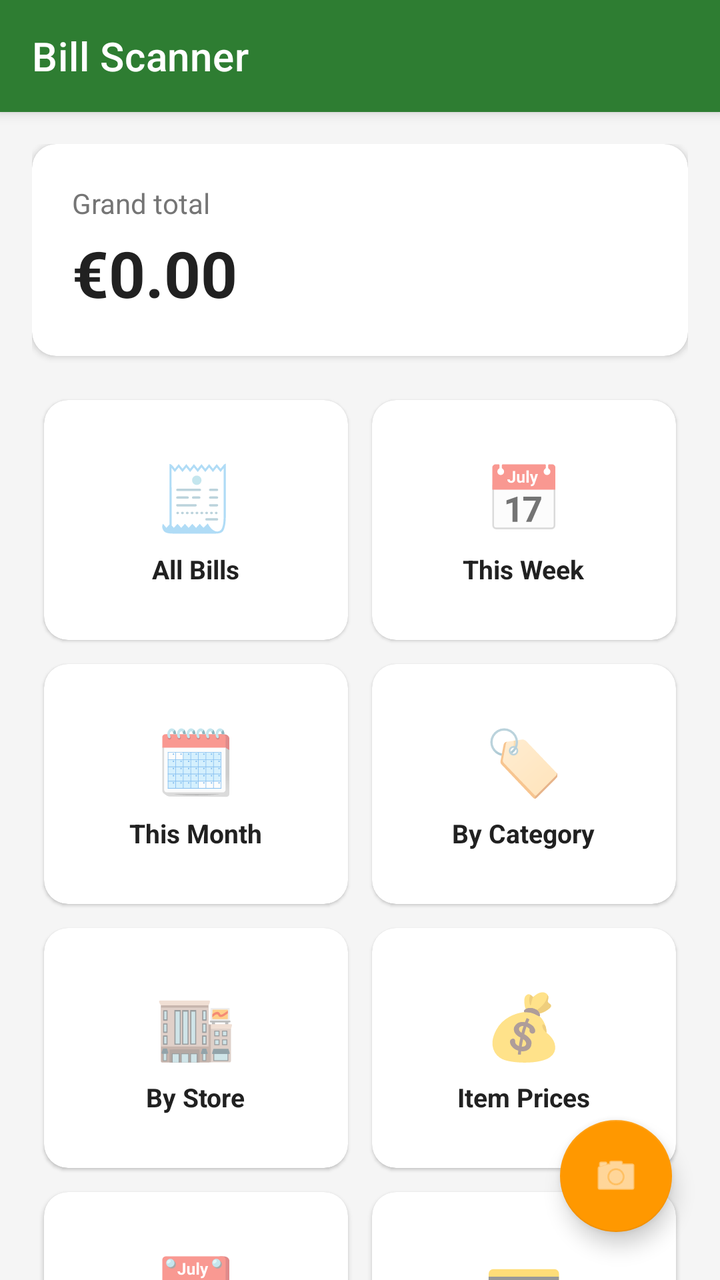
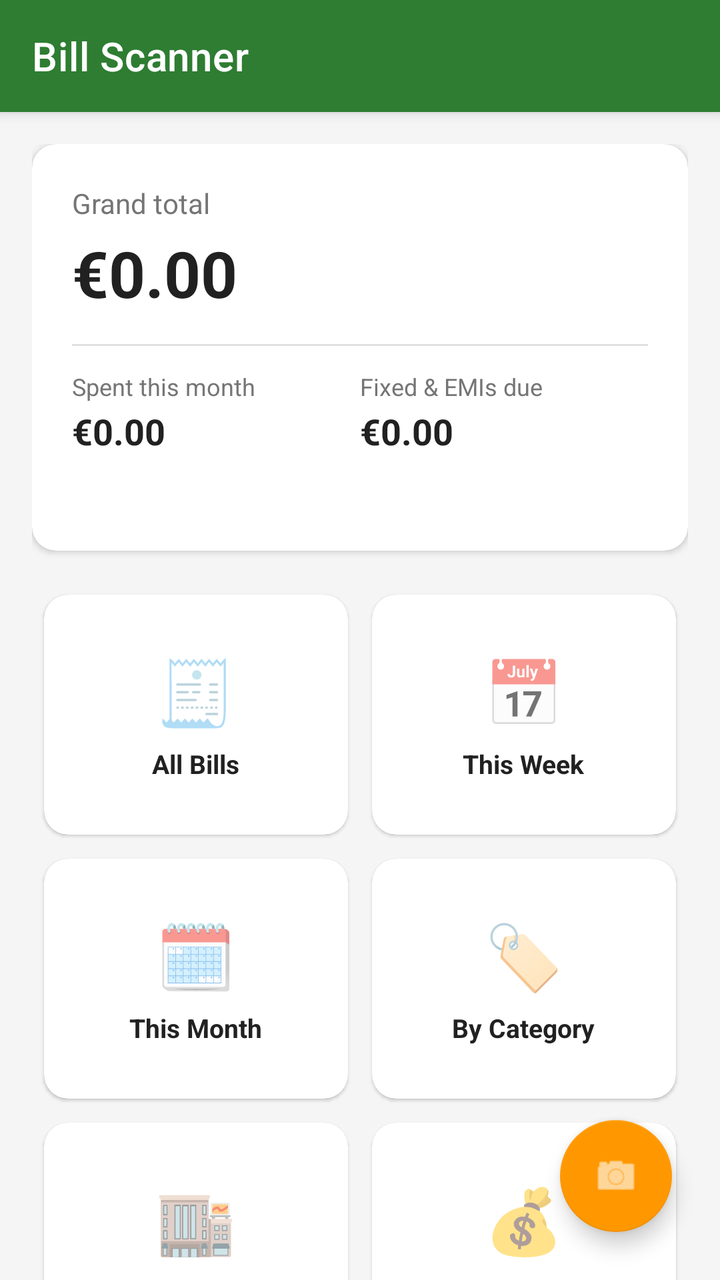

An Android layout rendered at two revisions. The XML below is the earlier revision; the diff shows what the commit changed to produce the second picture.
<!-- AndroidManifest.xml: application theme Theme.BillScanner -->
<!-- res/layout/activity_main.xml -->
<?xml version="1.0" encoding="utf-8"?>
<androidx.coordinatorlayout.widget.CoordinatorLayout
    xmlns:android="http://schemas.android.com/apk/res/android"
    xmlns:app="http://schemas.android.com/apk/res-auto"
    android:layout_width="match_parent"
    android:layout_height="match_parent">

    <com.google.android.material.appbar.AppBarLayout
        android:layout_width="match_parent"
        android:layout_height="wrap_content"
        android:theme="@style/Theme.BillScanner.Toolbar">

        <androidx.appcompat.widget.Toolbar
            android:id="@+id/toolbar"
            android:layout_width="match_parent"
            android:layout_height="?attr/actionBarSize"
            android:background="@color/primary"
            app:title="@string/app_name"
            app:titleTextColor="@color/white" />

    </com.google.android.material.appbar.AppBarLayout>

    <androidx.core.widget.NestedScrollView
        android:layout_width="match_parent"
        android:layout_height="match_parent"
        app:layout_behavior="@string/appbar_scrolling_view_behavior">

        <LinearLayout
            android:layout_width="match_parent"
            android:layout_height="wrap_content"
            android:orientation="vertical"
            android:padding="16dp">

            <com.google.android.material.card.MaterialCardView
                android:layout_width="match_parent"
                android:layout_height="wrap_content"
                android:layout_marginBottom="16dp"
                app:cardCornerRadius="12dp"
                app:cardElevation="2dp"
                app:cardBackgroundColor="@color/surface">

                <LinearLayout
                    android:layout_width="match_parent"
                    android:layout_height="wrap_content"
                    android:orientation="vertical"
                    android:padding="20dp">

                    <TextView
                        android:id="@+id/tvGrandTotalLabel"
                        android:layout_width="wrap_content"
                        android:layout_height="wrap_content"
                        android:text="@string/grand_total"
                        android:textColor="@color/text_secondary"
                        android:textSize="14sp" />

                    <TextView
                        android:id="@+id/tvGrandTotal"
                        android:layout_width="wrap_content"
                        android:layout_height="wrap_content"
                        android:layout_marginTop="4dp"
                        android:text="€0.00"
                        android:textColor="@color/text_primary"
                        android:textSize="32sp"
                        android:textStyle="bold" />

                </LinearLayout>
            </com.google.android.material.card.MaterialCardView>

            <GridLayout
                android:layout_width="match_parent"
                android:layout_height="wrap_content"
                android:columnCount="2"
                android:rowCount="5">

                <com.google.android.material.card.MaterialCardView
                    android:id="@+id/cardAllBills"
                    style="@style/HomeCardStyle">
                    <LinearLayout style="@style/HomeCardInner">
                        <TextView style="@style/HomeCardIcon" android:text="🧾" />
                        <TextView style="@style/HomeCardLabel" android:text="@string/all_bills" />
                    </LinearLayout>
                </com.google.android.material.card.MaterialCardView>

                <com.google.android.material.card.MaterialCardView
                    android:id="@+id/cardThisWeek"
                    style="@style/HomeCardStyle">
                    <LinearLayout style="@style/HomeCardInner">
                        <TextView style="@style/HomeCardIcon" android:text="📅" />
                        <TextView style="@style/HomeCardLabel" android:text="@string/this_week" />
                    </LinearLayout>
                </com.google.android.material.card.MaterialCardView>

                <com.google.android.material.card.MaterialCardView
                    android:id="@+id/cardThisMonth"
                    style="@style/HomeCardStyle">
                    <LinearLayout style="@style/HomeCardInner">
                        <TextView style="@style/HomeCardIcon" android:text="🗓️" />
                        <TextView style="@style/HomeCardLabel" android:text="@string/this_month" />
                    </LinearLayout>
                </com.google.android.material.card.MaterialCardView>

                <com.google.android.material.card.MaterialCardView
                    android:id="@+id/cardByCategory"
                    style="@style/HomeCardStyle">
                    <LinearLayout style="@style/HomeCardInner">
                        <TextView style="@style/HomeCardIcon" android:text="🏷️" />
                        <TextView style="@style/HomeCardLabel" android:text="@string/by_category" />
                    </LinearLayout>
                </com.google.android.material.card.MaterialCardView>

                <com.google.android.material.card.MaterialCardView
                    android:id="@+id/cardByStore"
                    style="@style/HomeCardStyle">
                    <LinearLayout style="@style/HomeCardInner">
                        <TextView style="@style/HomeCardIcon" android:text="🏬" />
                        <TextView style="@style/HomeCardLabel" android:text="@string/by_store" />
                    </LinearLayout>
                </com.google.android.material.card.MaterialCardView>

                <com.google.android.material.card.MaterialCardView
                    android:id="@+id/cardItemPrices"
                    style="@style/HomeCardStyle">
                    <LinearLayout style="@style/HomeCardInner">
                        <TextView style="@style/HomeCardIcon" android:text="💰" />
                        <TextView style="@style/HomeCardLabel" android:text="@string/item_prices" />
                    </LinearLayout>
                </com.google.android.material.card.MaterialCardView>

                <com.google.android.material.card.MaterialCardView
                    android:id="@+id/cardRecurringExpenses"
                    style="@style/HomeCardStyle">
                    <LinearLayout style="@style/HomeCardInner">
                        <TextView style="@style/HomeCardIcon" android:text="📆" />
                        <TextView style="@style/HomeCardLabel" android:text="@string/recurring_expenses_tile" />
                    </LinearLayout>
                </com.google.android.material.card.MaterialCardView>

                <com.google.android.material.card.MaterialCardView
                    android:id="@+id/cardCustomerCards"
                    style="@style/HomeCardStyle">
                    <LinearLayout style="@style/HomeCardInner">
                        <TextView style="@style/HomeCardIcon" android:text="💳" />
                        <TextView style="@style/HomeCardLabel" android:text="@string/customer_cards" />
                    </LinearLayout>
                </com.google.android.material.card.MaterialCardView>

                <com.google.android.material.card.MaterialCardView
                    android:id="@+id/cardActivityLog"
                    style="@style/HomeCardStyle">
                    <LinearLayout style="@style/HomeCardInner">
                        <TextView style="@style/HomeCardIcon" android:text="📋" />
                        <TextView style="@style/HomeCardLabel" android:text="@string/activity_log" />
                    </LinearLayout>
                </com.google.android.material.card.MaterialCardView>

                <com.google.android.material.card.MaterialCardView
                    android:id="@+id/cardSettings"
                    style="@style/HomeCardStyle">
                    <LinearLayout style="@style/HomeCardInner">
                        <TextView style="@style/HomeCardIcon" android:text="🔧" />
                        <TextView style="@style/HomeCardLabel" android:text="@string/settings" />
                    </LinearLayout>
                </com.google.android.material.card.MaterialCardView>

            </GridLayout>

        </LinearLayout>
    </androidx.core.widget.NestedScrollView>

    <com.google.android.material.floatingactionbutton.FloatingActionButton
        android:id="@+id/fabScan"
        android:layout_width="wrap_content"
        android:layout_height="wrap_content"
        android:layout_gravity="bottom|end"
        android:layout_margin="24dp"
        android:contentDescription="@string/scan_bill"
        android:src="@android:drawable/ic_menu_camera"
        app:backgroundTint="@color/accent"
        app:tint="@color/white" />

</androidx.coordinatorlayout.widget.CoordinatorLayout>
<!-- resources referenced by this layout -->
<resources>
  <color name="accent">#FF9800</color>
  <color name="primary">#2E7D32</color>
  <color name="surface">#FFFFFF</color>
  <color name="text_primary">#212121</color>
  <color name="text_secondary">#757575</color>
  <color name="white">#FFFFFF</color>
  <string name="activity_log">Activity Log</string>
  <string name="all_bills">All Bills</string>
  <string name="app_name">Bill Scanner</string>
  <string name="by_category">By Category</string>
  <string name="by_store">By Store</string>
  <string name="customer_cards">Customer Cards</string>
  <string name="grand_total">Grand total</string>
  <string name="item_prices">Item Prices</string>
  <string name="recurring_expenses_tile">Fixed &amp; EMIs</string>
  <string name="scan_bill">Scan Bill</string>
  <string name="settings">Settings</string>
  <string name="this_month">This Month</string>
  <string name="this_week">This Week</string>
  <style name="HomeCardIcon">
          <item name="android:layout_width">wrap_content</item>
          <item name="android:layout_height">wrap_content</item>
          <item name="android:textSize">32sp</item>
      </style>
  <style name="HomeCardInner">
          <item name="android:layout_width">match_parent</item>
          <item name="android:layout_height">match_parent</item>
          <item name="android:orientation">vertical</item>
          <item name="android:gravity">center</item>
          <item name="android:padding">8dp</item>
      </style>
  <style name="HomeCardLabel">
          <item name="android:layout_width">wrap_content</item>
          <item name="android:layout_height">wrap_content</item>
          <item name="android:layout_marginTop">6dp</item>
          <item name="android:textSize">13sp</item>
          <item name="android:textColor">@color/text_primary</item>
          <item name="android:gravity">center</item>
          <item name="android:textStyle">bold</item>
      </style>
  <style name="HomeCardStyle">
          <item name="android:layout_width">0dp</item>
          <item name="android:layout_height">120dp</item>
          <item name="android:layout_columnWeight">1</item>
          <item name="android:layout_margin">6dp</item>
          <item name="cardCornerRadius">12dp</item>
          <item name="cardElevation">1dp</item>
          <item name="cardBackgroundColor">@color/surface</item>
          <item name="android:clickable">true</item>
          <item name="android:focusable">true</item>
          <item name="rippleColor">@color/divider</item>
      </style>
  <style name="Theme.BillScanner.Toolbar" parent="ThemeOverlay.MaterialComponents.Dark.ActionBar" />
  <style name="Theme.BillScanner" parent="Theme.MaterialComponents.Light.NoActionBar">
          <item name="colorPrimary">@color/primary</item>
          <item name="colorPrimaryDark">@color/primary_dark</item>
          <item name="colorAccent">@color/accent</item>
          <item name="colorSurface">@color/surface</item>
          <item name="android:statusBarColor">@color/primary_dark</item>
          <item name="android:windowBackground">@color/background</item>
          <item name="android:textColorPrimary">@color/text_primary</item>
          <item name="android:textColorSecondary">@color/text_secondary</item>
          
          <item name="android:forceDarkAllowed" tools:targetApi="q">false</item>
      </style>
  <color name="divider">#E0E0E0</color>
  <color name="primary_dark">#1B5E20</color>
  <color name="background">#F5F5F5</color>
</resources>

<!-- the commit's change to res/layout/activity_main.xml (unified diff, before → after) -->
@@ -62,6 +62,83 @@
                         android:textColor="@color/text_primary"
                         android:textSize="32sp"
                         android:textStyle="bold" />
+
+                    <View
+                        android:layout_width="match_parent"
+                        android:layout_height="1dp"
+                        android:layout_marginTop="14dp"
+                        android:background="@color/divider" />
+
+                    <LinearLayout
+                        android:layout_width="match_parent"
+                        android:layout_height="wrap_content"
+                        android:layout_marginTop="12dp"
+                        android:orientation="horizontal">
+
+                        <LinearLayout
+                            android:id="@+id/layoutMonthSpent"
+                            android:layout_width="0dp"
+                            android:layout_height="wrap_content"
+                            android:layout_weight="1"
+                            android:orientation="vertical"
+                            android:background="?attr/selectableItemBackground"
+                            android:clickable="true"
+                            android:focusable="true">
+
+                            <TextView
+                                android:layout_width="wrap_content"
+                                android:layout_height="wrap_content"
+                                android:text="@string/home_spent_this_month"
+                                android:textColor="@color/text_secondary"
+                                android:textSize="12sp" />
+
+                            <TextView
+                                android:id="@+id/tvMonthSpent"
+                                android:layout_width="wrap_content"
+                                android:layout_height="wrap_content"
+                                android:layout_marginTop="2dp"
+                                android:text="€0.00"
+                                android:textColor="@color/text_primary"
+                                android:textSize="18sp"
+                                android:textStyle="bold" />
+                        </LinearLayout>
+
+                        <LinearLayout
+                            android:id="@+id/layoutMonthFixed"
+                            android:layout_width="0dp"
+                            android:layout_height="wrap_content"
+                            android:layout_weight="1"
+                            android:orientation="vertical"
+                            android:background="?attr/selectableItemBackground"
+                            android:clickable="true"
+                            android:focusable="true">
+
+                            <TextView
+                                android:layout_width="wrap_content"
+                                android:layout_height="wrap_content"
+                                android:text="@string/home_fixed_emis"
+                                android:textColor="@color/text_secondary"
+                                android:textSize="12sp" />
+
+                            <TextView
+                                android:id="@+id/tvMonthFixed"
+                                android:layout_width="wrap_content"
+                                android:layout_height="wrap_content"
+                                android:layout_marginTop="2dp"
+                                android:text="€0.00"
+                                android:textColor="@color/text_primary"
+                                android:textSize="18sp"
+                                android:textStyle="bold" />
+                        </LinearLayout>
+                    </LinearLayout>
+
+                    <TextView
+                        android:id="@+id/tvMonthTogether"
+                        android:layout_width="wrap_content"
+                        android:layout_height="wrap_content"
+                        android:layout_marginTop="10dp"
+                        android:textColor="@color/text_secondary"
+                        android:textSize="13sp" />
 
                 </LinearLayout>
             </com.google.android.material.card.MaterialCardView>
<!-- resource entries referenced after the edit -->
@@ -13,6 +13,8 @@
   <string name="by_store">By Store</string>
   <string name="customer_cards">Customer Cards</string>
   <string name="grand_total">Grand total</string>
+  <string name="home_fixed_emis">Fixed &amp; EMIs due</string>
+  <string name="home_spent_this_month">Spent this month</string>
   <string name="item_prices">Item Prices</string>
   <string name="recurring_expenses_tile">Fixed &amp; EMIs</string>
   <string name="scan_bill">Scan Bill</string>
